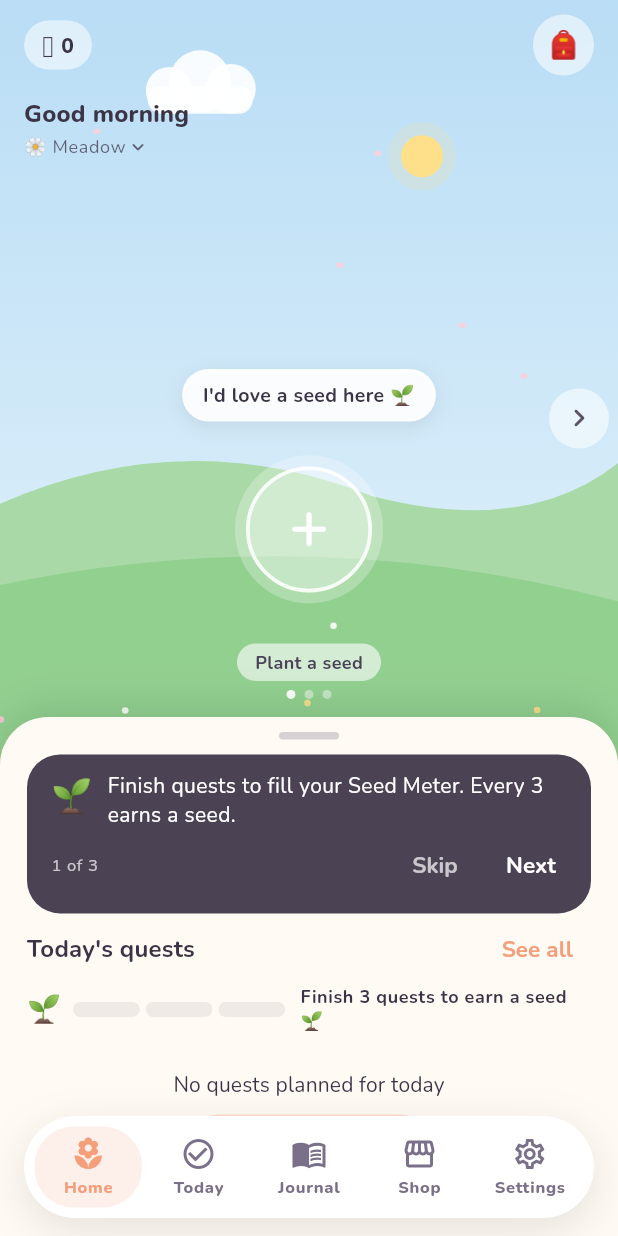
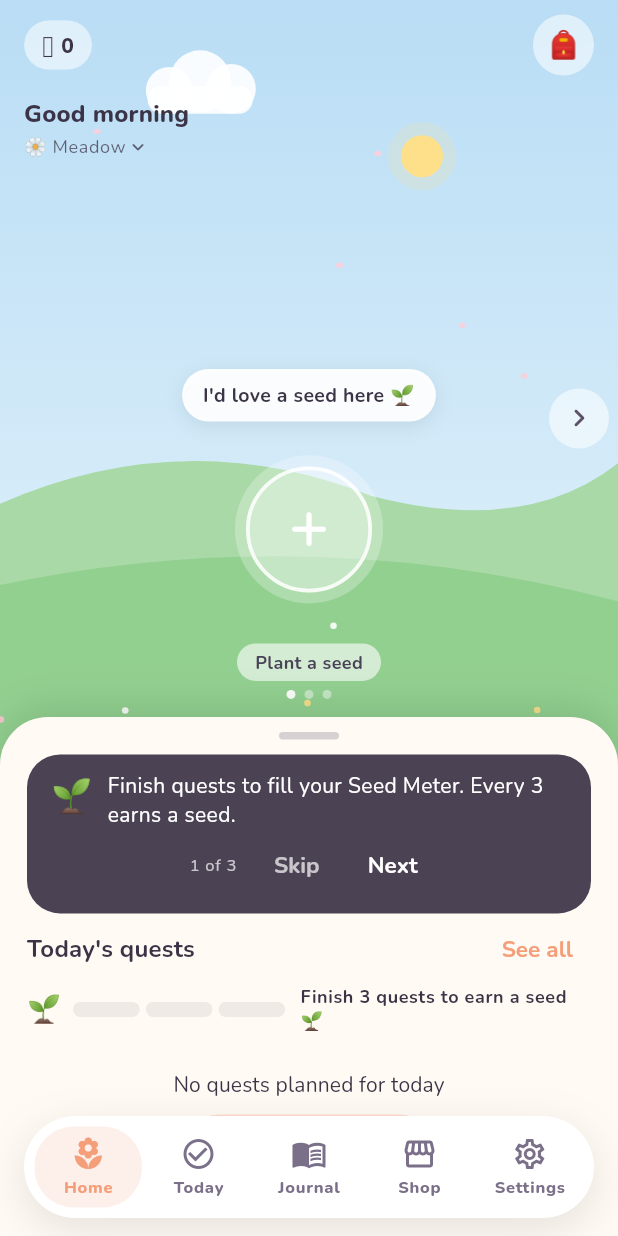
Before and after one commit to GL-328/Sprout, a Flutter app: the HomeScreen screen opened by its route, on a phone screen of 412 x 824 dp. Run offline on Flutter 3.47's test engine with Material 3 defaults, Android fonts, the phone set to English and light mode, and no system bars; our stand-ins replace audioplayers, confetti, drift, drift_flutter, file_picker, flutter_local_notifications and 6 more; accounts and stored records are empty; generated files the repository leaves out were written again; network calls fail.

Commit message:
Let the tutorial buttons wrap at large text sizes
Co-Authored-By: Claude Opus 5.5 <noreply@anthropic.com>
Claude-Session: https://claude.ai/code/session_014ffW9G8hHK8ppveSk7iLpA

```diff
--- a/lib/features/home/home_tutorial.dart
+++ b/lib/features/home/home_tutorial.dart
@@ -57,13 +57,15 @@ class _HomeTutorialState extends ConsumerState<HomeTutorial> {
                 ),
               ],
             ),
-            Row(
+            Wrap(
+              alignment: WrapAlignment.end,
+              crossAxisAlignment: WrapCrossAlignment.center,
               children: [
                 Text(
                   '${_step + 1} of ${_tips.length}',
                   style: theme.textTheme.labelSmall?.copyWith(color: Colors.white70),
                 ),
-                const Spacer(),
+                const SizedBox(width: 8),
                 if (!last)
                   TextButton(
                     onPressed: _finish,
```
